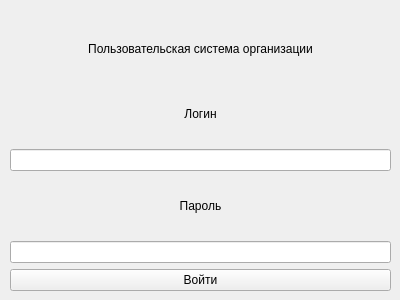
The window that skeletons/authorization.ui (ilnarkhasanov/NTIAutomateBusiness) describes before a commit, drawn with Qt 5.
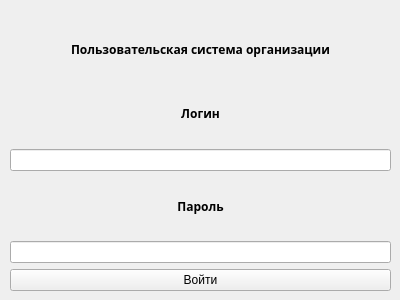
The same window after the commit.

```diff
--- a/skeletons/authorization.ui
+++ b/skeletons/authorization.ui
@@ -28,6 +28,14 @@
       <property name="enabled">
        <bool>true</bool>
       </property>
+      <property name="font">
+       <font>
+        <family>Montserrat</family>
+        <pointsize>9</pointsize>
+        <weight>75</weight>
+        <bold>true</bold>
+       </font>
+      </property>
       <property name="text">
        <string>Пользовательская система организации</string>
       </property>
@@ -38,6 +46,14 @@
     </item>
     <item>
      <widget class="QLabel" name="label_3">
+      <property name="font">
+       <font>
+        <family>Montserrat</family>
+        <pointsize>9</pointsize>
+        <weight>75</weight>
+        <bold>true</bold>
+       </font>
+      </property>
       <property name="text">
        <string>Логин</string>
       </property>
@@ -51,6 +67,14 @@
     </item>
     <item>
      <widget class="QLabel" name="label">
+      <property name="font">
+       <font>
+        <family>Montserrat</family>
+        <pointsize>9</pointsize>
+        <weight>75</weight>
+        <bold>true</bold>
+       </font>
+      </property>
       <property name="text">
        <string>Пароль</string>
       </property>
```
Left out of the diff: 4 changed lines with no effect on the pictures.
